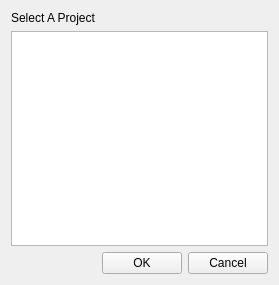
Old version of the form lib/rapuma/dialog/menu_project_select_dlg.ui in the repository sillsdev/rapuma.
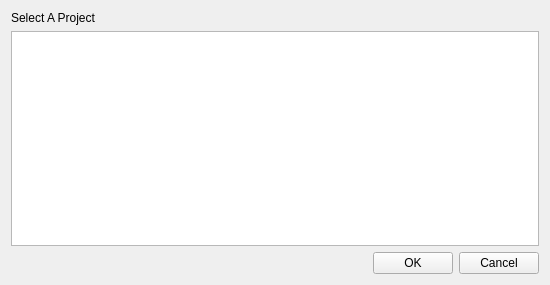
New version of the form.

```diff
--- a/lib/rapuma/dialog/menu_project_select_dlg.ui
+++ b/lib/rapuma/dialog/menu_project_select_dlg.ui
@@ -6,7 +6,7 @@
    <rect>
     <x>0</x>
     <y>0</y>
-    <width>279</width>
+    <width>550</width>
     <height>285</height>
    </rect>
   </property>
```
